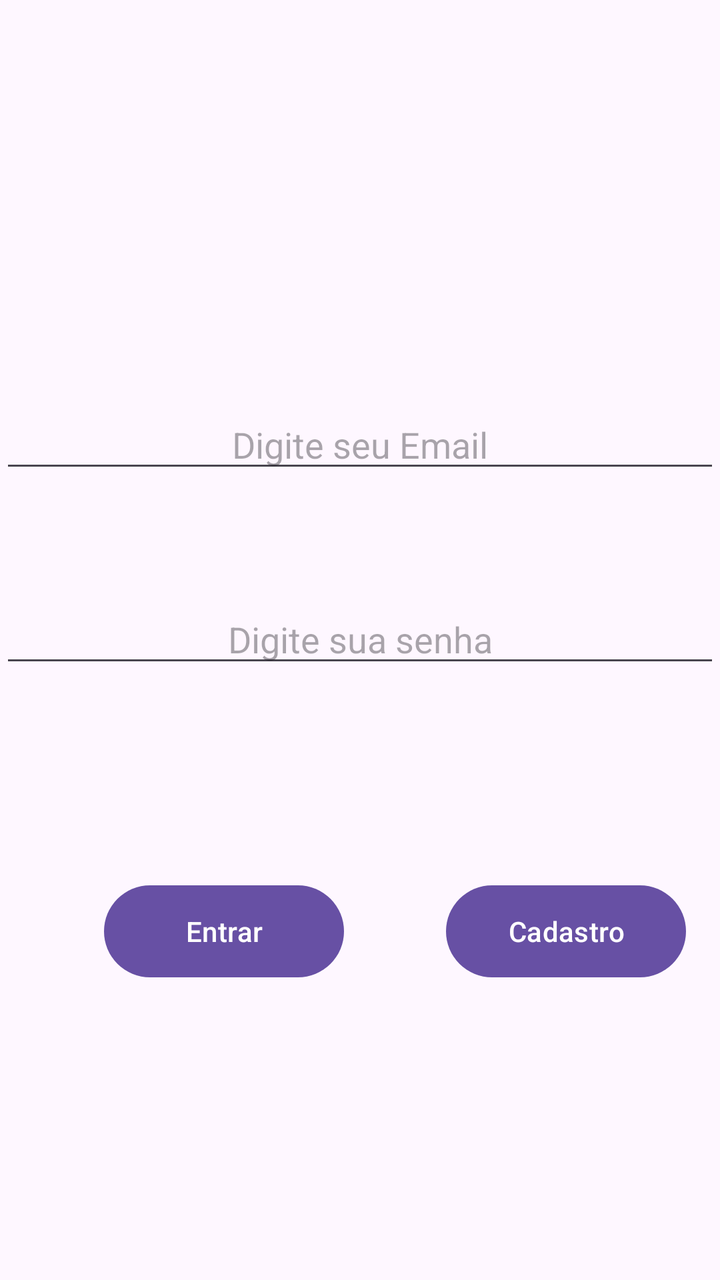
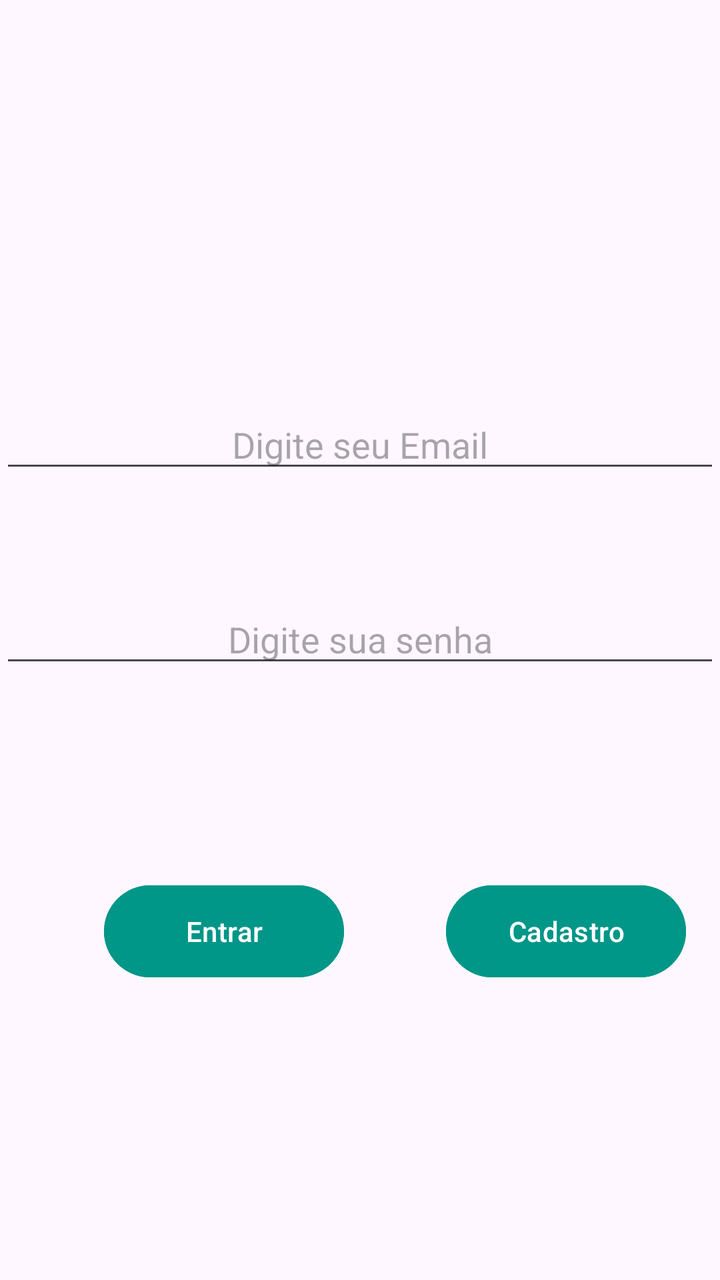

Before-and-after screenshots of an Android layout around one commit, followed by the original layout XML and the change that was made.
<!-- AndroidManifest.xml: application theme Theme.AppCondominio -->
<!-- res/layout/activity_login.xml -->
<?xml version="1.0" encoding="utf-8"?>
<androidx.constraintlayout.widget.ConstraintLayout xmlns:android="http://schemas.android.com/apk/res/android"
    xmlns:app="http://schemas.android.com/apk/res-auto"
    xmlns:tools="http://schemas.android.com/tools"
    android:id="@+id/main"
    android:layout_width="match_parent"
    android:layout_height="match_parent"
    tools:context=".MainActivity">

    <EditText
        android:id="@+id/editTextEmailLogin"
        android:layout_width="0dp"
        android:layout_height="wrap_content"
        android:layout_marginTop="200dp"
        android:ems="10"
        android:hint="Digite seu Email"
        android:inputType="textEmailAddress"
        android:textAlignment="center"
        app:layout_constraintEnd_toEndOf="parent"
        app:layout_constraintHorizontal_bias="0.497"
        app:layout_constraintStart_toStartOf="parent"
        app:layout_constraintTop_toTopOf="parent" />

    <EditText
        android:id="@+id/editTextSuasenha"
        android:layout_width="0dp"
        android:layout_height="wrap_content"
        android:layout_marginTop="56dp"
        android:ems="10"
        android:hint="Digite sua senha"
        android:inputType="textPassword"
        android:textAlignment="center"
        app:layout_constraintEnd_toEndOf="parent"
        app:layout_constraintHorizontal_bias="1.0"
        app:layout_constraintStart_toStartOf="parent"
        app:layout_constraintTop_toBottomOf="@+id/editTextEmailLogin" />

    <Button
        android:id="@+id/btncadastre"
        android:layout_width="120dp"
        android:layout_height="54dp"
        android:layout_marginStart="44dp"
        android:text="Cadastro"
        app:layout_constraintBottom_toBottomOf="@+id/btnentrar"
        app:layout_constraintEnd_toEndOf="parent"
        app:layout_constraintHorizontal_bias="0.293"
        app:layout_constraintStart_toEndOf="@+id/btnentrar"
        app:layout_constraintTop_toTopOf="@+id/btnentrar"
        app:layout_constraintVertical_bias="0.0" />

    <Button
        android:id="@+id/btnentrar"
        android:layout_width="120dp"
        android:layout_height="54dp"
        android:layout_marginStart="52dp"
        android:layout_marginTop="100dp"
        android:text="Entrar"
        app:layout_constraintStart_toStartOf="parent"
        app:layout_constraintTop_toBottomOf="@+id/editTextSuasenha" />

</androidx.constraintlayout.widget.ConstraintLayout>
<!-- resources referenced by this layout -->
<resources>
  <style name="Theme.AppCondominio" parent="Base.Theme.AppCondominio" />
  <style name="Base.Theme.AppCondominio" parent="Theme.Material3.DayNight.NoActionBar">
          
          
      </style>
</resources>

<!-- the commit's change to res/layout/activity_login.xml (unified diff, before → after) -->
@@ -40,6 +40,7 @@
         android:layout_width="120dp"
         android:layout_height="54dp"
         android:layout_marginStart="44dp"
+        android:backgroundTint="#009688"
         android:text="Cadastro"
         app:layout_constraintBottom_toBottomOf="@+id/btnentrar"
         app:layout_constraintEnd_toEndOf="parent"
@@ -54,6 +55,7 @@
         android:layout_height="54dp"
         android:layout_marginStart="52dp"
         android:layout_marginTop="100dp"
+        android:backgroundTint="#009688"
         android:text="Entrar"
         app:layout_constraintStart_toStartOf="parent"
         app:layout_constraintTop_toBottomOf="@+id/editTextSuasenha" />
